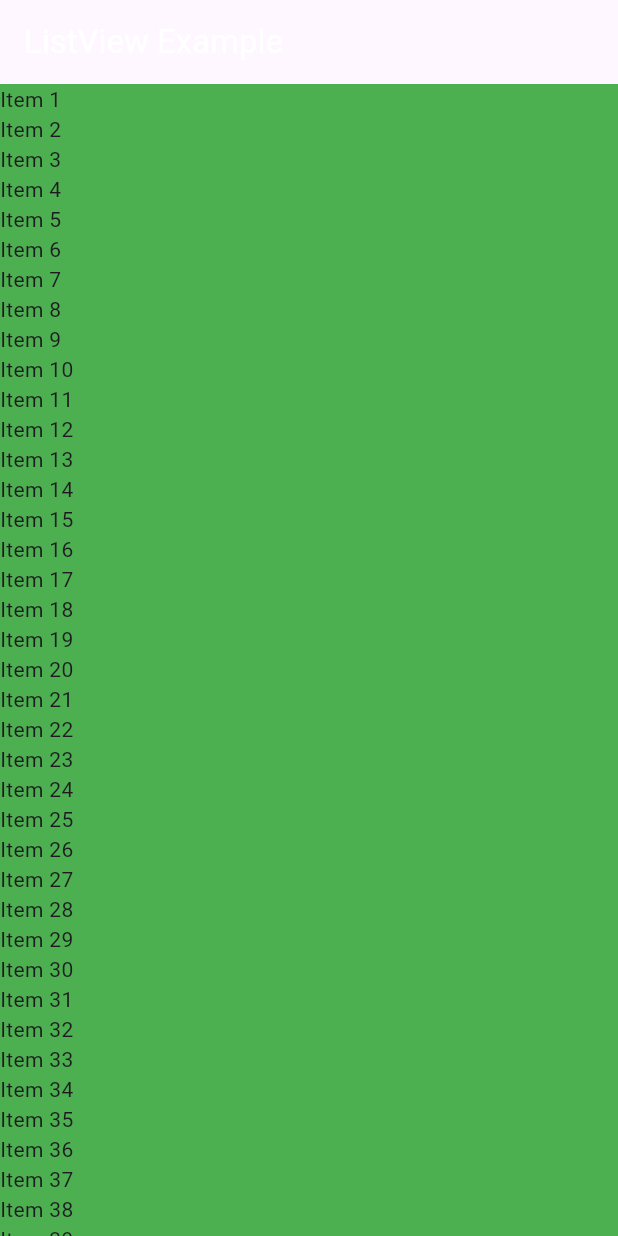
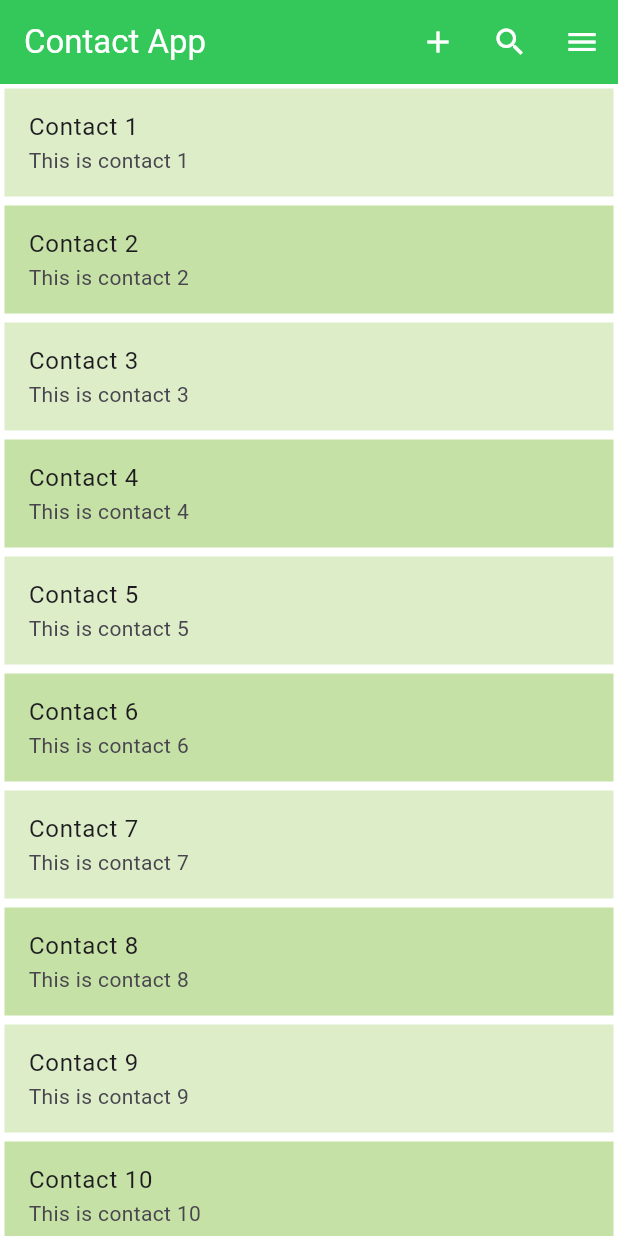
Before and after one commit to chaitanya-kumar-dewangan/third-flutter, a Flutter app: the screen it shows after launch, on a phone screen of 412 x 824 dp. Run offline on Flutter 3.47's test engine with Material 3 defaults, Android fonts, the phone set to English and light mode, and no system bars.

Commit message:
listView builder constructor

```diff
--- a/lib/list_view_example.dart
+++ b/lib/list_view_example.dart
@@ -1,15 +1,49 @@
+import 'package:flutter/cupertino.dart';
 import 'package:flutter/material.dart';
-class ListViewExample extends StatelessWidget{
+
+class ListViewExample extends StatelessWidget {
   @override
   Widget build(BuildContext context) {
-    List<String> items = List.generate(1000, (index) => 'Item ${index+1}');
+    List<String> items = List.generate(1000, (index) => 'Item ${index + 1}');
     return Scaffold(
-      backgroundColor: Colors.green,
-      appBar: AppBar(title: Text('ListView Example', style: TextStyle(color: Colors.white),),),
-      body: ListView(
-        children: items.map((e) => Text(e)).toList(),
+      backgroundColor: Colors.white,
+      appBar: AppBar(
+        title: Text('Contact App', style: TextStyle(color: Colors.white)),
+        backgroundColor: CupertinoColors.activeGreen,
+        actions: [
+          IconButton(icon: Icon(Icons.add, color: Colors.white,), onPressed: (){
+            print('add button');
+          },),
+          IconButton(
+            icon: Icon(Icons.search, color: Colors.white),
+            onPressed: () {
+              // Add search functionality here
+              print('Search button pressed');
+            },
+          ),
+
+          IconButton(
+            icon: Icon(Icons.menu, color: Colors.white),
+            onPressed: () {
+              // Add menu functionality here
+              print('Menu button pressed');
+            },
+          ),
+
+        ],
+      ),
+      body: ListView.builder(
+
+        itemCount: items.length,
+        itemBuilder: (context, index) => Padding(
+          padding: const EdgeInsets.all(3.0),
+          child: ListTile(
+            tileColor: index.isEven? Colors.lightGreen.shade100: Colors.lightGreen.shade200,
+            title: Text('Contact ${index + 1}'),
+            subtitle: Text('This is contact ${index + 1}'),
+          ),
+        ),
       ),
     );
   }
-
 }
```
